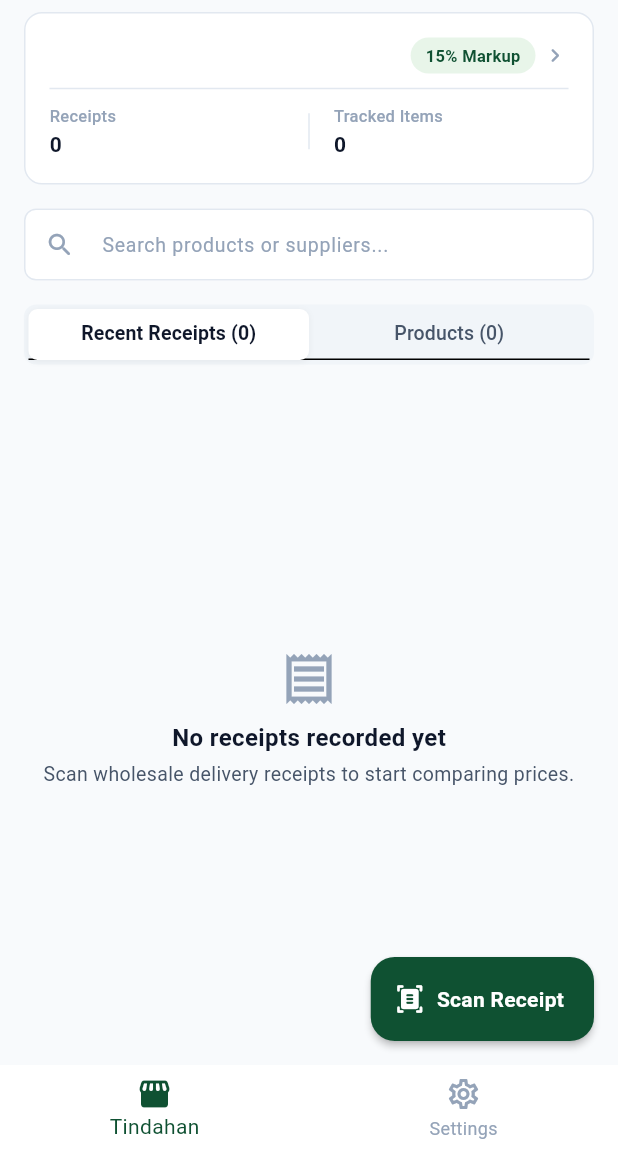
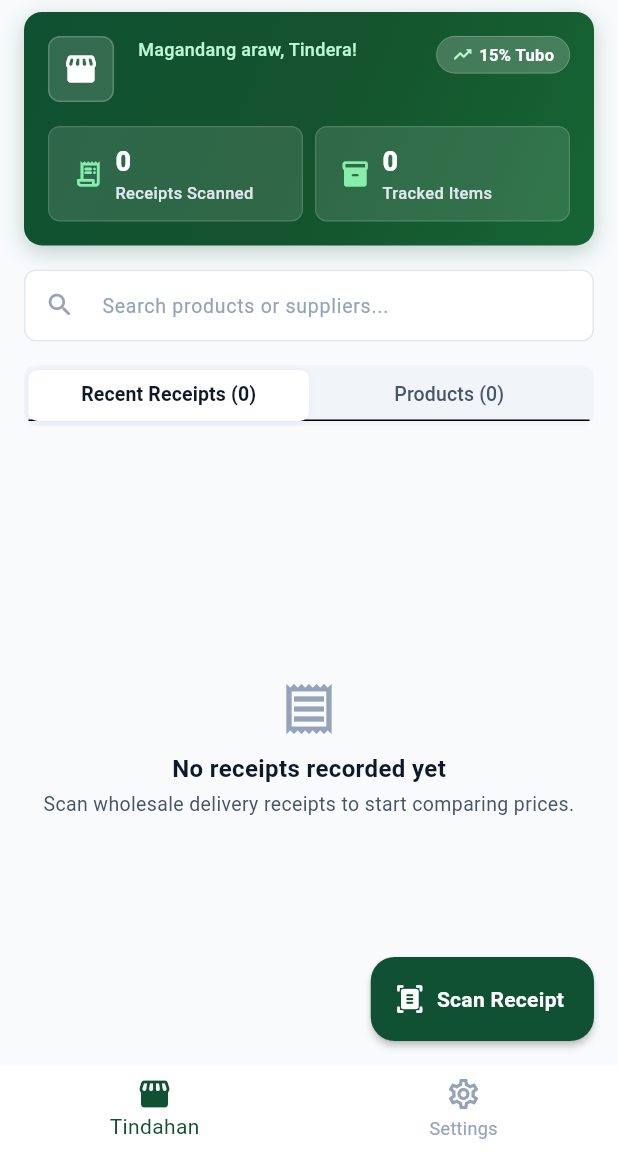
Before and after one commit to elvis1100/ReSeebo, a Flutter app: the screen it shows after launch, on a phone screen of 412 x 824 dp, the part 84-1236 px from its top. Run offline on Flutter 3.47's test engine with Material 3 defaults, Android fonts, the light colour scheme and no system bars; our stand-ins replace image_picker, sqflite; missing offline and left inert: google_mlkit_text_recognition; accounts and stored records are empty.

Commit message:
refactor(ui): elevate Tindahan dashboard header, cards, and product catalog items

```diff
--- a/reseebo_app/lib/features/dashboard/widgets/stat_header.dart
+++ b/reseebo_app/lib/features/dashboard/widgets/stat_header.dart
@@ -1,15 +1,12 @@
 import 'package:flutter/material.dart';
 import '../../../core/models/store_profile.dart';
-import '../../../core/theme/app_colors.dart';
 import '../../../core/theme/app_spacing.dart';
-import '../../../core/theme/app_typography.dart';
 import '../../../core/utils/currency_formatter.dart';
-import '../../../core/widgets/app_card.dart';
 
-/// Clean, understated store overview card with essential store metadata.
+/// Elevated command center card for the sari-sari store owner.
 ///
-/// Avoids loud marketing banners, presenting store credentials like a sleek
-/// modern point-of-sale ledger.
+/// Features a deep emerald gradient, store greeting, quick markup badge,
+/// and frosted high-contrast metrics for receipts and catalog items.
 class StatHeader extends StatelessWidget {
   final StoreProfile profile;
   final int totalReceipts;
@@ -26,41 +23,87 @@ class StatHeader extends StatelessWidget {
 
   @override
   Widget build(BuildContext context) {
-    return AppCard(
+    final ownerGreeting = profile.ownerName.trim().isNotEmpty
+        ? 'Magandang araw, ${profile.ownerName.trim()}!'
+        : 'Magandang araw, Tindera!';
+
+    return Container(
+      decoration: BoxDecoration(
+        gradient: const LinearGradient(
+          colors: [
+            Color(0xFF0F5132), // Deep Emerald
+            Color(0xFF14532D),
+            Color(0xFF166534),
+          ],
+          begin: Alignment.topLeft,
+          end: Alignment.bottomRight,
+        ),
+        borderRadius: BorderRadius.circular(AppSpacing.radiusM),
+        boxShadow: [
+          BoxShadow(
+            color: const Color(0xFF0F5132).withValues(alpha: 0.25),
+            blurRadius: 12,
+            offset: const Offset(0, 4),
+          ),
+        ],
+      ),
+      child: Material(
+        color: Colors.transparent,
+        child: InkWell(
           onTap: onSettingsTap,
-      padding: const EdgeInsets.symmetric(
-        horizontal: AppSpacing.m,
-        vertical: AppSpacing.m,
-      ),
+          borderRadius: BorderRadius.circular(AppSpacing.radiusM),
+          child: Padding(
+            padding: const EdgeInsets.all(AppSpacing.m),
             child: Column(
               crossAxisAlignment: CrossAxisAlignment.start,
               children: [
+                // Top row: Store branding & markup badge
                 Row(
-            crossAxisAlignment: CrossAxisAlignment.center,
+                  crossAxisAlignment: CrossAxisAlignment.start,
                   children: [
+                    Container(
+                      width: 44,
+                      height: 44,
+                      decoration: BoxDecoration(
+                        color: Colors.white.withValues(alpha: 0.15),
+                        borderRadius: BorderRadius.circular(AppSpacing.radiusS),
+                        border: Border.all(
+                          color: Colors.white.withValues(alpha: 0.2),
+                          width: 1,
+                        ),
+                      ),
+                      child: const Icon(
+                        Icons.storefront_rounded,
+                        color: Colors.white,
+                        size: 24,
+                      ),
+                    ),
+                    const SizedBox(width: AppSpacing.m),
                     Expanded(
                       child: Column(
                         crossAxisAlignment: CrossAxisAlignment.start,
                         children: [
                           Text(
+                            ownerGreeting,
+                            style: const TextStyle(
+                              fontSize: 12,
+                              fontWeight: FontWeight.w500,
+                              color: Color(0xFFBBF7D0),
+                              letterSpacing: 0.2,
+                            ),
+                          ),
+                          const SizedBox(height: 1),
+                          Text(
                             profile.storeName,
-                      style: AppTypography.headingMedium.copyWith(
-                        fontSize: 17,
-                        letterSpacing: -0.3,
+                            style: const TextStyle(
+                              fontSize: 18,
+                              fontWeight: FontWeight.w800,
+                              color: Colors.white,
+                              letterSpacing: -0.4,
                             ),
                             maxLines: 1,
                             overflow: TextOverflow.ellipsis,
                           ),
-                    if (profile.ownerName.trim().isNotEmpty) ...[
-                      const SizedBox(height: 2),
-                      Text(
-                        profile.ownerName,
-                        style: AppTypography.bodySmall.copyWith(
-                          fontSize: 12,
-                          color: AppColors.textSecondary,
-                        ),
-                      ),
-                    ],
                         ],
                       ),
                     ),
@@ -70,43 +113,50 @@ class StatHeader extends StatelessWidget {
                         vertical: 4,
                       ),
                       decoration: BoxDecoration(
-                  color: AppColors.primarySurface,
+                        color: Colors.white.withValues(alpha: 0.2),
                         borderRadius: BorderRadius.circular(AppSpacing.radiusPill),
+                        border: Border.all(
+                          color: Colors.white.withValues(alpha: 0.3),
+                          width: 0.5,
                         ),
-                child: Text(
-                  '${CurrencyFormatter.formatPercentage(profile.defaultMarkupPercentage)} Markup',
-                  style: AppTypography.caption.copyWith(
-                    color: AppColors.primary,
+                      ),
+                      child: Row(
+                        mainAxisSize: MainAxisSize.min,
+                        children: [
+                          const Icon(
+                            Icons.trending_up_rounded,
+                            color: Color(0xFFBBF7D0),
+                            size: 14,
+                          ),
+                          const SizedBox(width: 4),
+                          Text(
+                            '${CurrencyFormatter.formatPercentage(profile.defaultMarkupPercentage)} Tubo',
+                            style: const TextStyle(
+                              color: Colors.white,
                               fontWeight: FontWeight.w700,
                               fontSize: 11,
                             ),
                           ),
+                        ],
                       ),
-              const SizedBox(width: AppSpacing.xs),
-              const Icon(
-                Icons.chevron_right_rounded,
-                size: 18,
-                color: AppColors.textMuted,
                     ),
                   ],
                 ),
-          const Divider(height: 20),
+                const SizedBox(height: AppSpacing.m),
+                // Bottom row: Frosted dual metric cards
                 Row(
                   children: [
                     Expanded(
-                child: _buildMiniMetric(
-                  label: 'Receipts',
+                      child: _buildFrostedMetric(
+                        icon: Icons.receipt_long_rounded,
+                        label: 'Receipts Scanned',
                         value: '$totalReceipts',
                       ),
                     ),
-              Container(
-                width: 1,
-                height: 24,
-                color: AppColors.border,
-                margin: const EdgeInsets.symmetric(horizontal: AppSpacing.m),
-              ),
+                    const SizedBox(width: AppSpacing.s),
                     Expanded(
-                child: _buildMiniMetric(
+                      child: _buildFrostedMetric(
+                        icon: Icons.inventory_2_rounded,
                         label: 'Tracked Items',
                         value: '$totalProducts',
                       ),
@@ -115,32 +165,66 @@ class StatHeader extends StatelessWidget {
                 ),
               ],
             ),
+          ),
+        ),
+      ),
     );
   }
 
-  Widget _buildMiniMetric({
+  Widget _buildFrostedMetric({
+    required IconData icon,
     required String label,
     required String value,
   }) {
-    return Column(
+    return Container(
+      padding: const EdgeInsets.symmetric(
+        horizontal: AppSpacing.m,
+        vertical: AppSpacing.s + 2,
+      ),
+      decoration: BoxDecoration(
+        color: Colors.white.withValues(alpha: 0.12),
+        borderRadius: BorderRadius.circular(AppSpacing.radiusS),
+        border: Border.all(
+          color: Colors.white.withValues(alpha: 0.15),
+          width: 0.8,
+        ),
+      ),
+      child: Row(
+        children: [
+          Icon(
+            icon,
+            color: const Color(0xFF86EFAC),
+            size: 20,
+          ),
+          const SizedBox(width: AppSpacing.s),
+          Expanded(
+            child: Column(
               crossAxisAlignment: CrossAxisAlignment.start,
               children: [
                 Text(
-          label,
-          style: AppTypography.caption.copyWith(
-            fontSize: 11,
-            color: AppColors.textMuted,
+                  value,
+                  style: const TextStyle(
+                    fontSize: 18,
+                    fontWeight: FontWeight.w800,
+                    color: Colors.white,
+                    fontFeatures: [FontFeature.tabularFigures()],
                   ),
                 ),
-        const SizedBox(height: 1),
                 Text(
-          value,
-          style: AppTypography.headingSmall.copyWith(
-            fontSize: 14,
-            fontWeight: FontWeight.w700,
+                  label,
+                  style: const TextStyle(
+                    fontSize: 11,
+                    fontWeight: FontWeight.w500,
+                    color: Color(0xFFE2E8F0),
+                  ),
+                  maxLines: 1,
+                  overflow: TextOverflow.ellipsis,
+                ),
+              ],
             ),
           ),
         ],
+      ),
     );
   }
 }
```
Also changed, not shown: reseebo_app/lib/features/dashboard/widgets/product_catalog_item.dart (+40 -21 lines), reseebo_app/lib/features/dashboard/widgets/receipt_list_item.dart (+59 -20 lines). Lines whose indentation alone changed are shown as unchanged.
